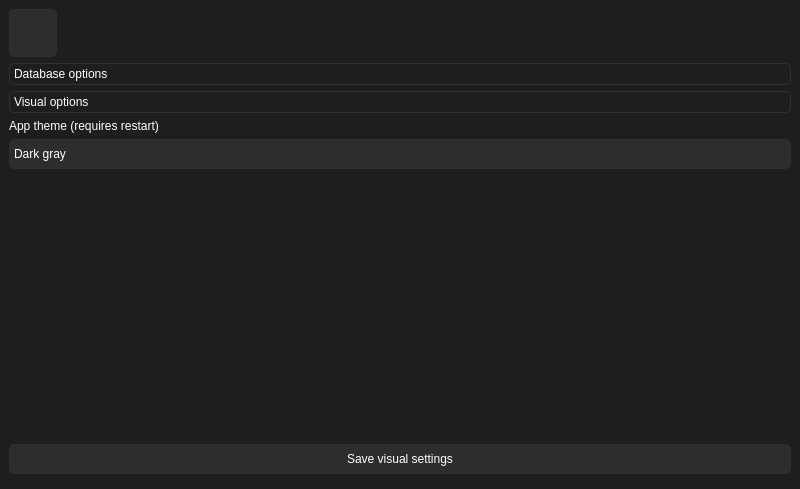
Qt form gui/gui.ui (BarsTiger/GtaBuyBaseGui) before a commit.
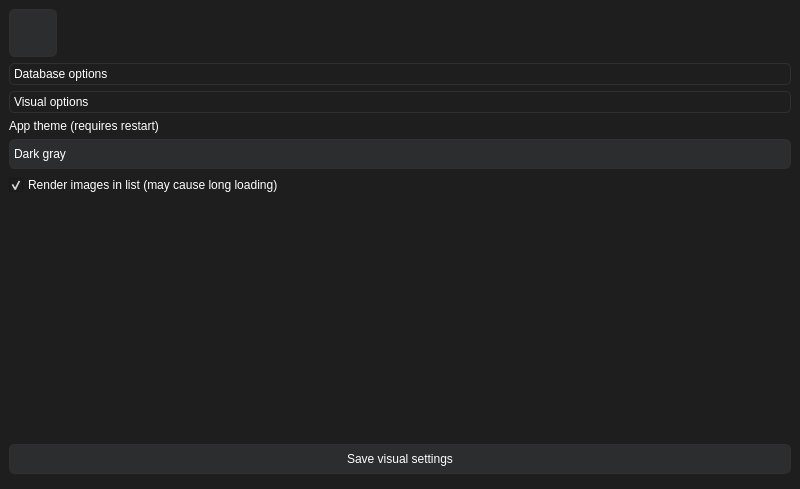
The same form after that commit. The open tabs and pages were chosen to show the change. Icons and pictures are not drawn.

Commit message: Turn off images in settings

Patch:
```diff
--- a/gui/gui.ui
+++ b/gui/gui.ui
@@ -1865,8 +1865,8 @@
             <rect>
              <x>0</x>
              <y>0</y>
-             <width>166</width>
-             <height>95</height>
+             <width>782</width>
+             <height>349</height>
             </rect>
            </property>
            <attribute name="label">
@@ -1917,6 +1917,16 @@
               </item>
              </widget>
             </item>
+            <item>
+             <widget class="QCheckBox" name="show_images_check">
+              <property name="text">
+               <string>Render images in list (may cause long loading)</string>
+              </property>
+              <property name="checked">
+               <bool>true</bool>
+              </property>
+             </widget>
+            </item>
             <item>
              <spacer name="verticalSpacer_18">
               <property name="orientation">
```
Left out of the diff: 8 changed lines with no effect on the pictures. The commit also changes 6 other files.
